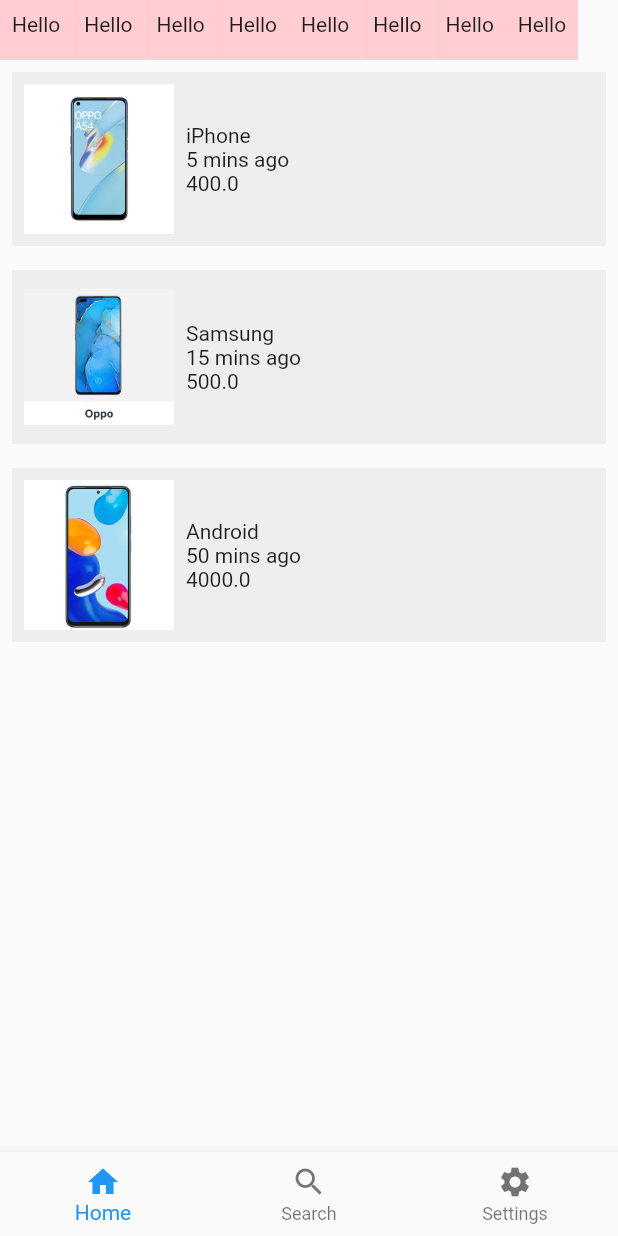
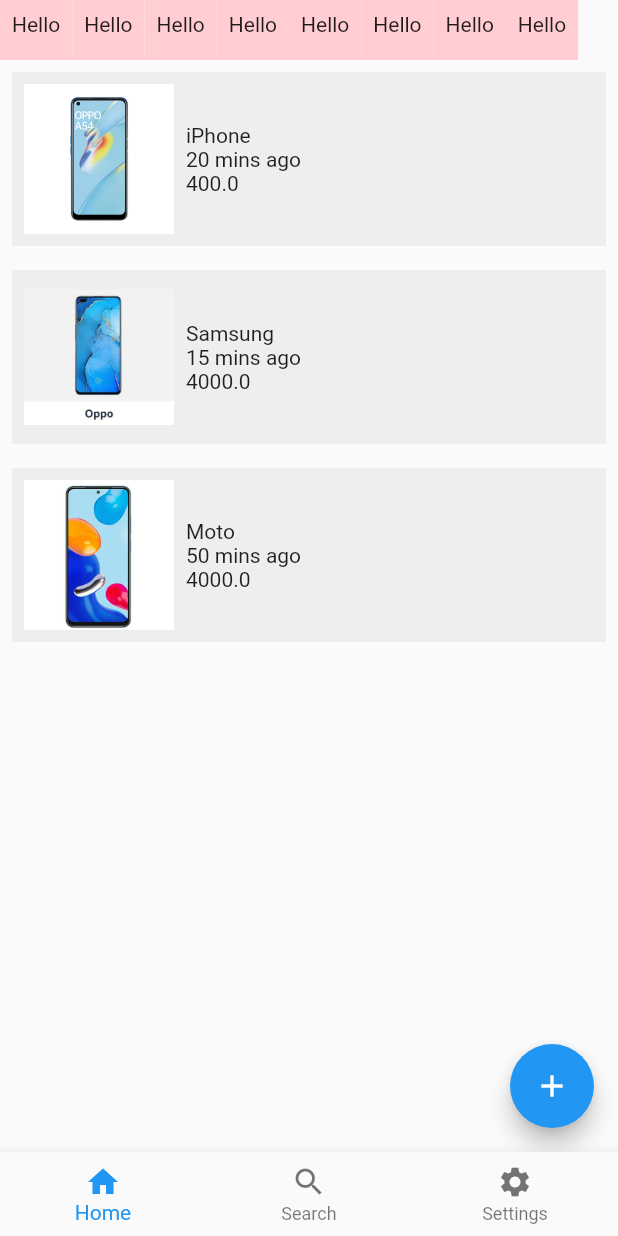
Before and after one commit to codesundar/ksqure, a Flutter app: the screen it shows after launch, on a phone screen of 412 x 824 dp. Run offline on Flutter 3.47's test engine with Material 2 defaults, Android fonts, the phone set to English and light mode, and no system bars; our stand-ins replace get.

```diff
--- a/lib/home.dart
+++ b/lib/home.dart
@@ -18,11 +18,37 @@ class _HomeScreenState extends State<HomeScreen> {
 
   var count = 0;
   var _isOn = false;
+
+  List _products = [
+    {
+      "imageURL": "assets/images/1.jpeg",
+      "title": "iPhone",
+      "price": "400",
+      "timesAgo": "20 mins ago"
+    },
+    {
+      "imageURL": "assets/images/2.jpeg",
+      "title": "Samsung",
+      "price": "4000",
+      "timesAgo": "15 mins ago"
+    },
+    {
+      "imageURL": "assets/images/3.jpeg",
+      "title": "Moto",
+      "price": "4000",
+      "timesAgo": "50 mins ago"
+    },
+  ];
+
   @override
   Widget build(BuildContext context) {
     return SafeArea(
       child: Scaffold(
         drawer: CustomDrawer(),
+        floatingActionButton: FloatingActionButton(
+          onPressed: () {},
+          child: Icon(Icons.add),
+        ),
         body: Column(
           children: [
             Container(
@@ -75,27 +101,16 @@ class _HomeScreenState extends State<HomeScreen> {
             ),
             Expanded(
               child: Container(
-                child: ListView(
-                  children: [
-                    ProductCard(
-                      title: "iPhone",
-                      price: 400,
-                      timesAgo: "5 mins ago",
-                      imageURL: "assets/images/1.jpeg",
-                    ),
-                    ProductCard(
-                      title: "Samsung",
-                      price: 500,
-                      timesAgo: "15 mins ago",
-                      imageURL: "assets/images/2.jpeg",
-                    ),
-                    ProductCard(
-                      title: "Android",
-                      price: 4000,
-                      timesAgo: "50 mins ago",
-                      imageURL: "assets/images/3.jpeg",
-                    ),
-                  ],
+                child: ListView.builder(
+                  itemCount: _products.length,
+                  itemBuilder: (BuildContext bc, index) {
+                    return ProductCard(
+                      title: _products[index]["title"],
+                      price: double.parse(_products[index]["price"]),
+                      timesAgo: _products[index]["timesAgo"],
+                      imageURL: _products[index]["imageURL"],
+                    );
+                  },
                 ),
               ),
             ),
```
